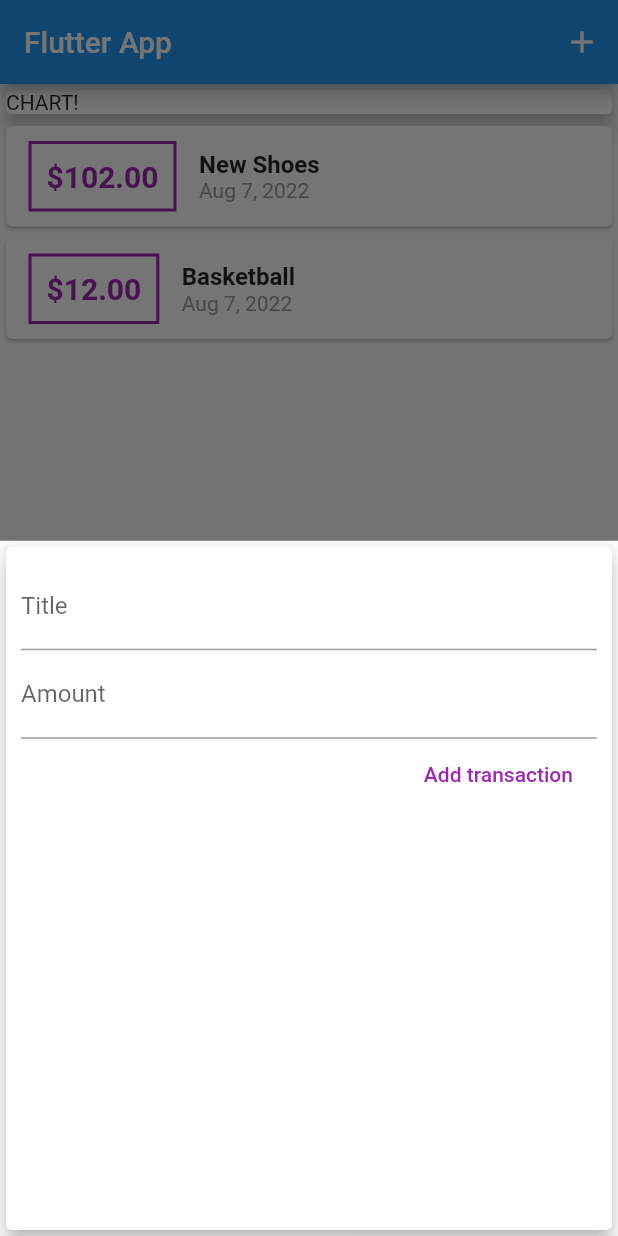
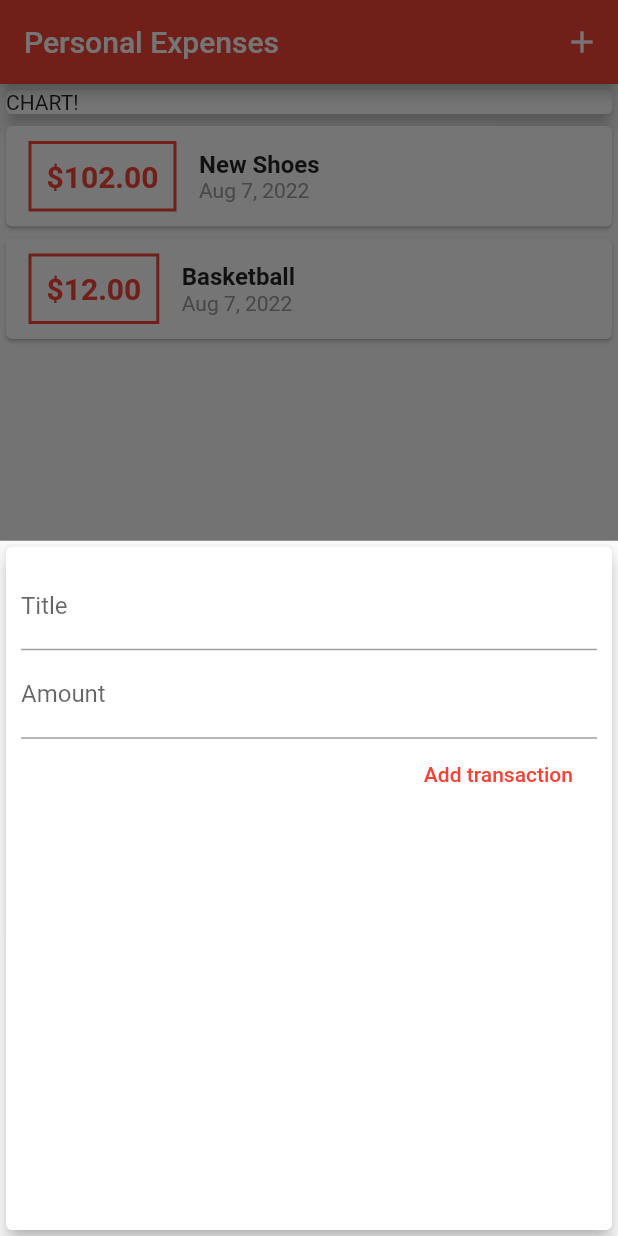
Before and after one commit to KjetilIN/flutter_expenses_tracker, a Flutter app: the screen it shows after launch, after a tap on the "add" icon, on a phone screen of 412 x 824 dp. Run offline on Flutter 3.47's test engine with Material 2 defaults, Android fonts, the phone set to English and light mode, and no system bars.

Commit message:
Add theme

```diff
--- a/lib/main.dart
+++ b/lib/main.dart
@@ -9,7 +9,11 @@
   @override
   Widget build(BuildContext context) {
     return MaterialApp(
-      title: 'Flutter App',
+      title: 'Personal Expenses',
+      theme: ThemeData(
+        primarySwatch: Colors.red,
+        accentColor: Colors.orange,
+      ),
       home: MyHomePage(),
     );
   }
@@ -69,7 +73,7 @@
     return Scaffold(
       resizeToAvoidBottomInset: false,
       appBar: AppBar(
-        title: Text('Flutter App'),
+        title: Text('Personal Expenses'),
         actions: <Widget>[
           IconButton(
               onPressed: () => _startAddNewTransaction(context),
--- a/lib/widgets/new_transactions.dart
+++ b/lib/widgets/new_transactions.dart
@@ -55,7 +55,7 @@ class _NewTransactionState extends State<NewTransaction> {
                 onPressed: submitData,
                 child: Text(
                   "Add transaction",
-                  style: TextStyle(color: Colors.purple),
+                  style: TextStyle(color: Theme.of(context).primaryColor),
                 ))
           ],
         ),
--- a/lib/widgets/transaction_list.dart
+++ b/lib/widgets/transaction_list.dart
@@ -24,7 +24,7 @@ class TransactionList extends StatelessWidget {
                   ),
                   decoration: BoxDecoration(
                     border: Border.all(
-                      color: Colors.purple,
+                      color: Theme.of(context).primaryColor,
                       width: 2,
                     ),
                   ),
@@ -34,7 +34,7 @@ class TransactionList extends StatelessWidget {
                     style: TextStyle(
                       fontWeight: FontWeight.bold,
                       fontSize: 20,
-                      color: Colors.purple,
+                      color: Theme.of(context).primaryColor,
                     ),
                   ),
                 ),
```
